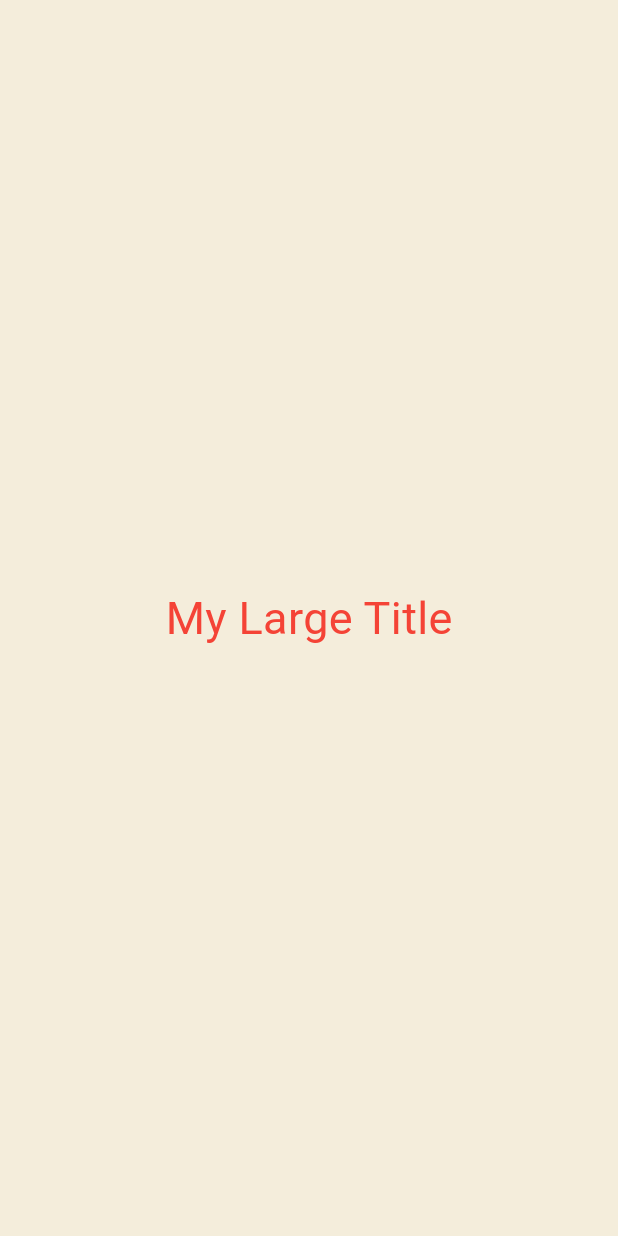
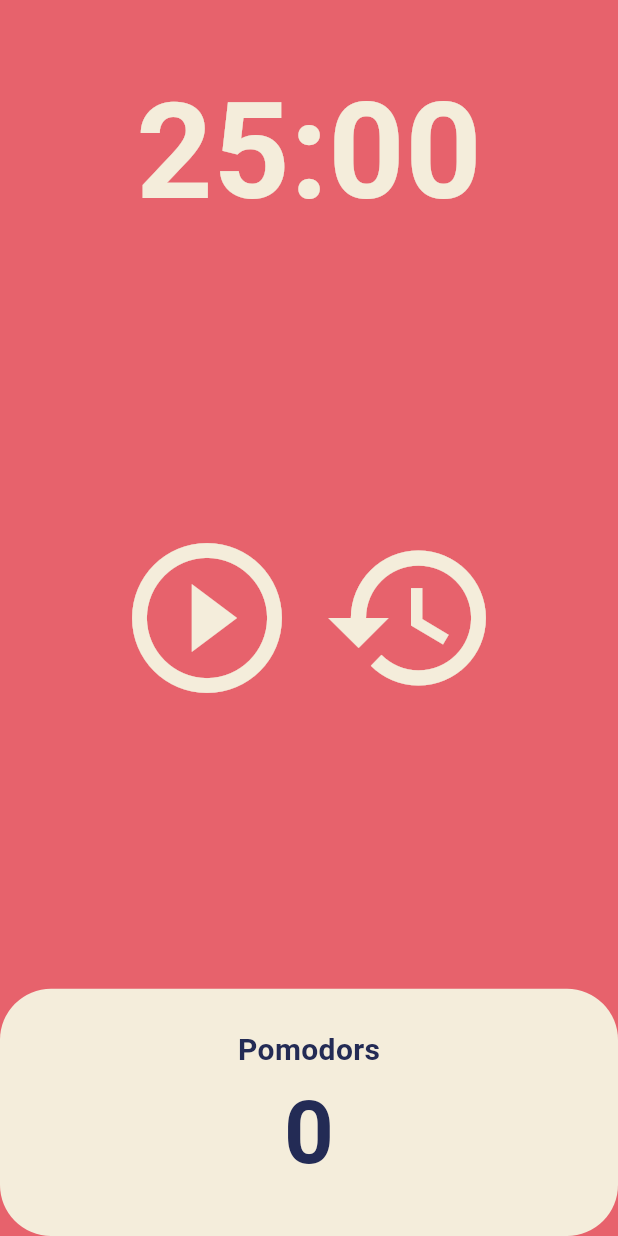
Before and after one commit to soonhong99/flutterPractice, a Flutter app: the screen it shows after launch, on a phone screen of 412 x 824 dp. Run offline on Flutter 3.47's test engine with Material 3 defaults, Android fonts, the phone set to English and light mode, and no system bars.

Commit message:
feat: complete Pomodoros

```diff
--- a/lib/main.dart
+++ b/lib/main.dart
@@ -1,68 +1,29 @@
 import 'package:flutter/material.dart';
+import 'package:toonflix/screens/home_screen.dart';
 
 void main() {
   // const : 한번 값을 넣으면 변경할 수 없다.
   runApp(const App());
 }
 
-class App extends StatefulWidget {
+class App extends StatelessWidget {
   const App({super.key});
 
   @override
-  State<App> createState() => _AppState();
-}
-
-class _AppState extends State<App> {
-  @override
   Widget build(BuildContext context) {
-    // TODO: implement build
     return MaterialApp(
       theme: ThemeData(
+        colorScheme: ColorScheme.fromSwatch(
+          backgroundColor: const Color(0xFFE7626C),
+        ),
         textTheme: const TextTheme(
-          titleLarge: TextStyle(
-            color: Colors.red,
+          displayLarge: TextStyle(
+            color: Color(0xFF232B55),
           ),
         ),
+        cardColor: const Color(0xFFF4EDDB),
       ),
-      home: const Scaffold(
-        backgroundColor: Color(0xFFF4EDDB),
-        body: Center(
-          child: Column(
-            mainAxisAlignment: MainAxisAlignment.center,
-            children: [
-              MyLargeTitle(),
-            ],
-          ),
-        ),
-      ),
+      home: const HomeScreen(),
     );
   }
 }
-
-class MyLargeTitle extends StatefulWidget {
-  const MyLargeTitle({
-    super.key,
-  });
-
-  @override
-  State<MyLargeTitle> createState() => _MyLargeTitleState();
-}
-
-class _MyLargeTitleState extends State<MyLargeTitle> {
-  @override
-  void initState() {
-    // TODO: implement initState
-    super.initState();
-    print('this is init');
-  }
-
-  @override
-  Widget build(BuildContext context) {
-    print('this is build');
-    return Text(
-      'My Large Title',
-      style: TextStyle(
-          fontSize: 30, color: Theme.of(context).textTheme.titleLarge!.color),
-    );
-  }
-}
--- /dev/null
+++ b/lib/screens/home_screen.dart
@@ -0,0 +1,156 @@
+import 'dart:async';
+
+import 'package:flutter/material.dart';
+import 'package:flutter/widgets.dart';
+
+class HomeScreen extends StatefulWidget {
+  const HomeScreen({super.key});
+
+  @override
+  State<HomeScreen> createState() => _HomeScreenState();
+}
+
+class _HomeScreenState extends State<HomeScreen> {
+  static const twentyFiveMinutes = 1500;
+  int totalSeconds = twentyFiveMinutes;
+  int totalPomodoros = 0;
+  bool isRunning = false;
+  late Timer timer;
+
+  // 1초마다 UI가 갱신되는 함수 (setState())
+  void onTick(Timer timer) {
+    if (totalSeconds == 0) {
+      setState(() {
+        totalPomodoros += 1;
+        isRunning = false;
+        totalSeconds = twentyFiveMinutes;
+      });
+      timer.cancel();
+    } else {
+      setState(() {
+        totalSeconds -= 1;
+      });
+    }
+  }
+
+  void onStartPressed() {
+    // timer가 돌아가는 지점. 1초마다 onTick 함수를 실행.
+    timer = Timer.periodic(const Duration(seconds: 1), onTick);
+    setState(() {
+      isRunning = true;
+    });
+  }
+
+  void onPausePressed() {
+    timer.cancel();
+    setState(() {
+      isRunning = false;
+    });
+  }
+
+  void onRestartPressed() {
+    timer.cancel();
+    setState(() {
+      totalSeconds = twentyFiveMinutes;
+      isRunning = false;
+    });
+  }
+
+  // seconds to minute and second
+  String format(int totalSeconds) {
+    // input인 totalSeconds property가 Duration의 인자인 seconds에 들어간다.
+    var duration = Duration(seconds: totalSeconds);
+    return duration.toString().split('.').first.substring(2);
+  }
+
+  @override
+  Widget build(BuildContext context) {
+    // TODO: implement build
+    return Scaffold(
+      backgroundColor: Theme.of(context).colorScheme.background,
+      body: Column(
+        children: [
+          // 25:00 container
+          Flexible(
+            flex: 1,
+            child: Container(
+              // 정렬
+              alignment: Alignment.bottomCenter,
+              child: Text(
+                format(totalSeconds),
+                style: TextStyle(
+                    color: Theme.of(context).cardColor,
+                    fontSize: 89,
+                    fontWeight: FontWeight.w600),
+              ),
+            ),
+          ),
+          Flexible(
+            flex: 3,
+            child: Center(
+              child: Row(
+                mainAxisAlignment: MainAxisAlignment.center,
+                children: [
+                  IconButton(
+                    iconSize: 120,
+                    color: Theme.of(context).cardColor,
+                    icon: isRunning
+                        ? const Icon(Icons.pause_circle_outline_outlined)
+                        : const Icon(Icons.play_circle_outline_outlined),
+                    onPressed: isRunning ? onPausePressed : onStartPressed,
+                  ),
+                  IconButton(
+                    iconSize: 120,
+                    color: Theme.of(context).cardColor,
+                    icon: const Icon(Icons.restore_sharp),
+                    onPressed: onRestartPressed,
+                  ),
+                ],
+              ),
+            ),
+          ),
+          Flexible(
+            flex: 1,
+            child: Row(
+              children: [
+                Expanded(
+                  child: Container(
+                    decoration: BoxDecoration(
+                      color: Theme.of(context).cardColor,
+                      borderRadius: BorderRadius.circular(34),
+                    ),
+                    child: Column(
+                      mainAxisAlignment: MainAxisAlignment.center,
+                      children: [
+                        Text(
+                          'Pomodors',
+                          style: TextStyle(
+                              fontSize: 20,
+                              fontWeight: FontWeight.w600,
+                              color: Theme.of(context)
+                                  .textTheme
+                                  .displayLarge!
+                                  .color),
+                        ),
+                        Text(
+                          '$totalPomodoros',
+                          style: TextStyle(
+                              fontSize: 58,
+                              fontWeight: FontWeight.w600,
+                              color: Theme.of(context)
+                                  .textTheme
+                                  .displayLarge!
+                                  .color),
+                        ),
+                      ],
+                    ),
+                  ),
+                ),
+              ],
+            ),
+          ),
+        ],
+      ),
+    );
+  }
+}
```
